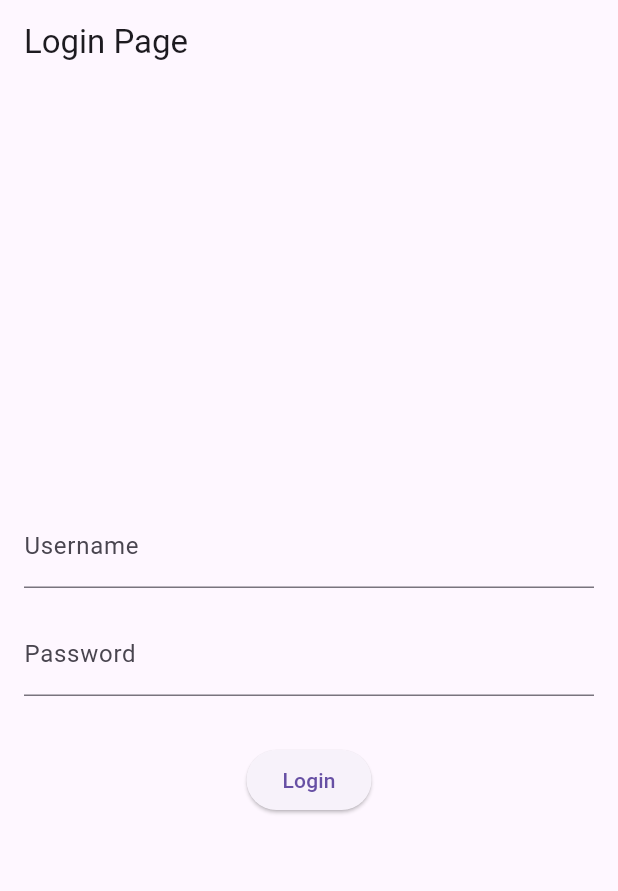
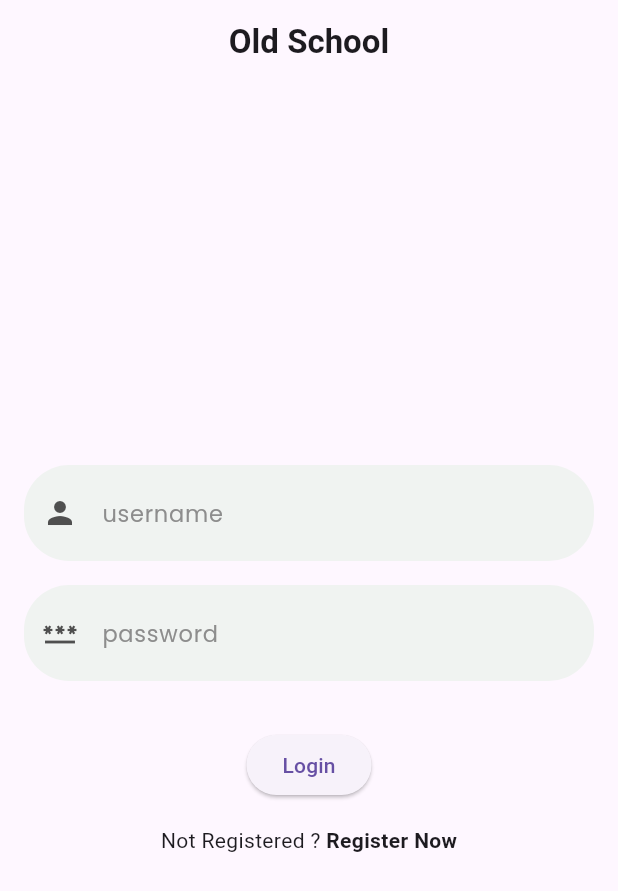
Before and after one commit to rohitk523/flutter_test_app, a Flutter app: the screen it shows after launch, on a phone screen of 412 x 824 dp. Shown: the top 891 px of the screen. Run offline on Flutter 3.47's test engine with Material 3 defaults, Android fonts, the light colour scheme and no system bars; our stand-ins replace fl_chart, google_fonts, hexcolor.

Commit message:
Working login and logout buttons

```diff
--- a/test_app/lib/Pages/loginpage.dart
+++ b/test_app/lib/Pages/loginpage.dart
@@ -1,4 +1,7 @@
 import 'package:flutter/material.dart';
+import 'package:test_app/Pages/homebottomnavigationbar.dart';
+import 'package:test_app/components/dialogcomponent.dart';
+import 'package:test_app/components/mytextfield.dart';
 
 class LoginPage extends StatefulWidget {
   const LoginPage({super.key});
@@ -8,51 +11,90 @@ class LoginPage extends StatefulWidget {
 }
 
 class _LoginPageState extends State<LoginPage> {
-  TextEditingController _usernameController = TextEditingController();
-  TextEditingController _passwordController = TextEditingController();
+  final TextEditingController _usernameController = TextEditingController();
+  final TextEditingController _passwordController = TextEditingController();
   @override
   Widget build(BuildContext context) {
     return Scaffold(
       appBar: AppBar(
-        title: Text('Login Page'),
+        centerTitle: true,
+        title: const Text(
+          'Old School',
+          style: TextStyle(fontWeight: FontWeight.bold),
+        ),
       ),
       body: Padding(
         padding: EdgeInsets.all(16.0),
         child: Column(
           mainAxisAlignment: MainAxisAlignment.center,
           children: [
-            TextField(
-              controller: _usernameController,
-              decoration: InputDecoration(
-                labelText: 'Username',
-              ),
-            ),
-            SizedBox(height: 16.0),
-            TextField(
-              controller: _passwordController,
-              obscureText: true,
-              decoration: InputDecoration(
-                labelText: 'Password',
-              ),
-            ),
-            SizedBox(height: 32.0),
+            MyTextField(
+                controller: _usernameController,
+                hintText: 'username',
+                obscureText: false,
+                prefixIcon: Icon(Icons.person)),
+            const SizedBox(height: 16.0),
+            MyTextField(
+                controller: _passwordController,
+                hintText: 'password',
+                obscureText: true,
+                prefixIcon: Icon(Icons.password)),
+            const SizedBox(height: 32.0),
             ElevatedButton(
+              child: const Text('Login'),
               onPressed: () {
                 // Handle login logic here
                 String username = _usernameController.text;
                 String password = _passwordController.text;
 
                 // Perform authentication, e.g., validate username and password
-                if (username == 'user' && password == 'password') {
-                  // Navigate to the next screen or perform other actions
-                  print('Login Successful');
+                if (username == 'user' && password == 'pass') {
+                  showDialog<String>(
+                    context: context,
+                    builder: (BuildContext context) => AlertDialog(
+                      title: Text('Login'),
+                      content: Text('Successful'),
+                      actions: <Widget>[
+                        TextButton(
+                          onPressed: () => Navigator.pop(context),
+                          child: Text('OK'),
+                        ),
+                      ],
+                    ),
+                  );
+                  Navigator.push(
+                      context,
+                      MaterialPageRoute(
+                          builder: (context) => HomeBottomNavigationBar()));
                 } else {
-                  // Show an error message or handle unsuccessful login
-                  print('Login Failed');
+                  showDialog<String>(
+                    context: context,
+                    builder: (BuildContext context) => AlertDialog(
+                      title: Text('Login'),
+                      content: Text('Failed'),
+                      actions: <Widget>[
+                        TextButton(
+                          onPressed: () => Navigator.pop(context),
+                          child: Text('OK'),
+                        ),
+                      ],
+                    ),
+                  );
                 }
-                Navigator.pushNamed(context, '/home');
               },
-              child: Text('Login'),
+            ),
+            const SizedBox(
+              height: 16,
+            ),
+            const Row(
+              mainAxisAlignment: MainAxisAlignment.center,
+              children: [
+                Text('Not Registered ? '),
+                Text(
+                  'Register Now',
+                  style: TextStyle(fontWeight: FontWeight.bold),
+                )
+              ],
             ),
           ],
         ),
--- /dev/null
+++ b/test_app/lib/components/mytextfield.dart
@@ -0,0 +1,43 @@
+import 'package:flutter/material.dart';
+import 'package:google_fonts/google_fonts.dart';
+import 'package:hexcolor/hexcolor.dart';
+
+class MyTextField extends StatelessWidget {
+  final controller;
+  final String hintText;
+  final bool obscureText;
+  final Icon prefixIcon;
+  final Function()? onChanged;
+
+  const MyTextField(
+      {super.key,
+      required this.controller,
+      required this.hintText,
+      required this.obscureText,
+      required this.prefixIcon,
+      this.onChanged});
+  @override
+  Widget build(BuildContext context) {
+    return TextField(
+      controller: controller,
+      obscureText: obscureText,
+      cursorColor: HexColor("#4f4f4f"),
+      decoration: InputDecoration(
+        hintText: hintText,
+        fillColor: HexColor("#f0f3f1"),
+        contentPadding: const EdgeInsets.fromLTRB(20, 20, 20, 20),
+        hintStyle: GoogleFonts.poppins(
+          fontSize: 15,
+          color: HexColor("#8d8d8d"),
+        ),
+        border: OutlineInputBorder(
+          borderRadius: BorderRadius.circular(30),
+          borderSide: BorderSide.none,
+        ),
+        prefixIcon: prefixIcon,
+        prefixIconColor: HexColor("#4f4f4f"),
+        filled: true,
+      ),
+    );
+  }
+}
--- a/test_app/pubspec.yaml
+++ b/test_app/pubspec.yaml
@@ -36,6 +36,8 @@ dependencies:
   # The following adds the Cupertino Icons font to your application.
   # Use with the CupertinoIcons class for iOS style icons.
   cupertino_icons: ^1.0.2
+  hexcolor: ^3.0.1
+  google_fonts: ^6.1.0
   fl_chart: ^0.66.0
 
 dev_dependencies:
```
Also changed, not shown: test_app/lib/components/dialogcomponent.dart (added, +35 -0 lines), test_app/lib/functions/drawerforos.dart (+12 -2 lines), test_app/pubspec.lock, 1 other file.
